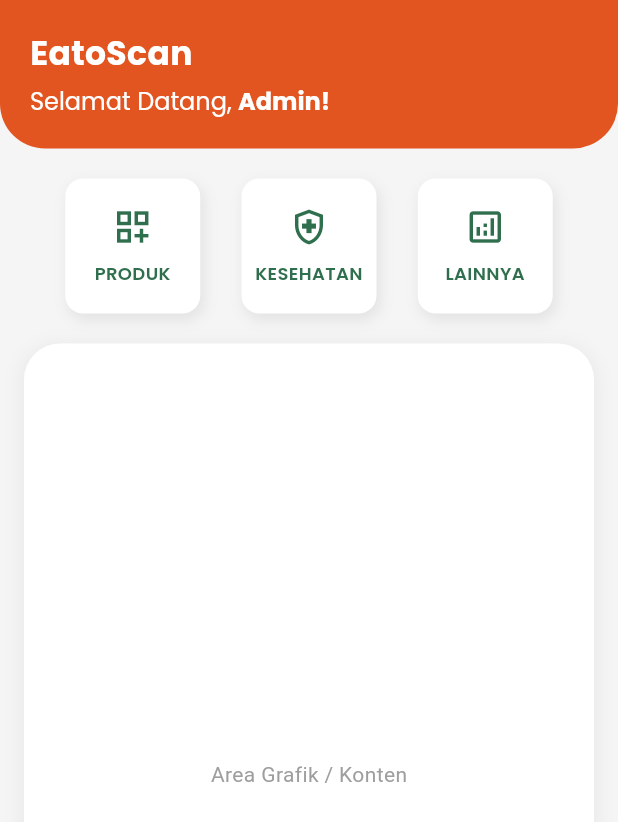
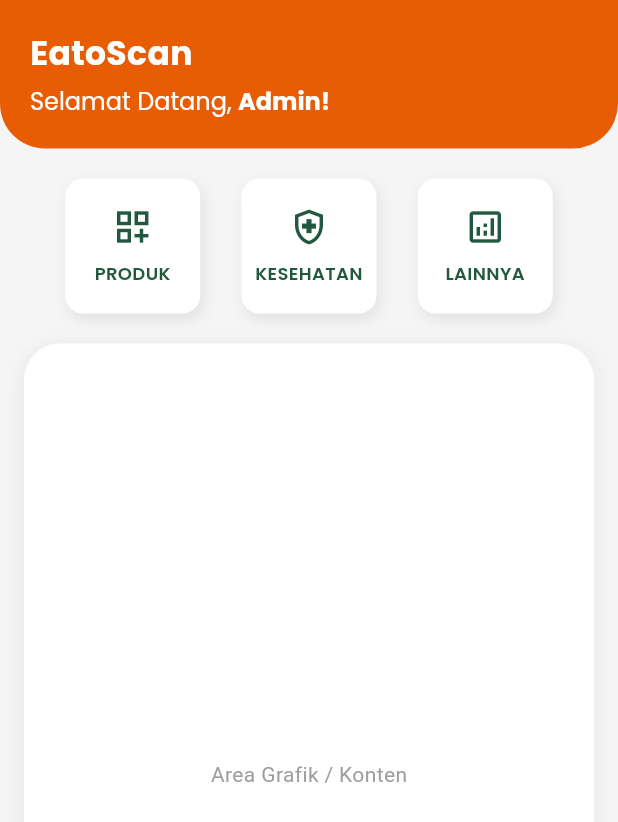
Before and after one commit to salsafds/EatoScan, a Flutter app: the DashboardAdmin screen opened directly, on a phone screen of 412 x 824 dp. Shown: the top 822 px of the screen. Run offline on Flutter 3.47's test engine with Material 3 defaults, Android fonts, the phone set to English and light mode, and no system bars; our stand-ins replace google_fonts, hive, hive_flutter; accounts and stored records are empty.

Commit message:
benerin layout dashboard_admin

```diff
--- a/lib/dashboard_admin.dart
+++ b/lib/dashboard_admin.dart
@@ -1,5 +1,14 @@
 import 'package:flutter/material.dart';
 import 'package:google_fonts/google_fonts.dart';
+
+void main() {
+  runApp(
+    const Directionality(
+      textDirection: TextDirection.ltr,
+      child: DashboardAdmin(),
+    ),
+  );
+}
 
 class DashboardAdmin extends StatelessWidget {
   const DashboardAdmin({super.key});
@@ -15,7 +24,7 @@ class DashboardAdmin extends StatelessWidget {
             padding: const EdgeInsets.all(20),
             width: double.infinity,
             decoration: const BoxDecoration(
-              color: Color(0xFFE25420), // oranye utama
+              color: Color(0xFFE85D04), // oranye utama
               borderRadius: BorderRadius.only(
                 bottomLeft: Radius.circular(30),
                 bottomRight: Radius.circular(30),
@@ -50,7 +59,7 @@ class DashboardAdmin extends StatelessWidget {
                       ),
                     ],
                   ),
-                )
+                ),
               ],
             ),
           ),
@@ -66,19 +75,19 @@ class DashboardAdmin extends StatelessWidget {
                 _buildMenuButton(
                   icon: Icons.dashboard_customize_outlined,
                   label: 'PRODUK',
-                  color: const Color(0xFF2F6F4E),
+                  color: const Color(0xFF225840),
                   onTap: () {},
                 ),
                 _buildMenuButton(
                   icon: Icons.health_and_safety_outlined,
                   label: 'KESEHATAN',
-                  color: const Color(0xFF2F6F4E),
+                  color: const Color(0xFF225840),
                   onTap: () {},
                 ),
                 _buildMenuButton(
                   icon: Icons.analytics_outlined,
                   label: 'LAINNYA',
-                  color: const Color(0xFF2F6F4E),
+                  color: const Color(0xFF225840),
                   onTap: () {},
                 ),
               ],
@@ -87,7 +96,7 @@ class DashboardAdmin extends StatelessWidget {
 
           const SizedBox(height: 20),
 
-          // Chart/Card Placeholder
+          // Card/Grafik Placeholder
           Expanded(
             child: Padding(
               padding: const EdgeInsets.symmetric(horizontal: 16),
@@ -102,7 +111,7 @@ class DashboardAdmin extends StatelessWidget {
                       spreadRadius: 2,
                       blurRadius: 10,
                       offset: const Offset(0, 3),
-                    )
+                    ),
                   ],
                 ),
                 child: const Center(
@@ -156,7 +165,7 @@ class DashboardAdmin extends StatelessWidget {
                 fontWeight: FontWeight.w600,
                 color: color,
               ),
-            )
+            ),
           ],
         ),
       ),
```
